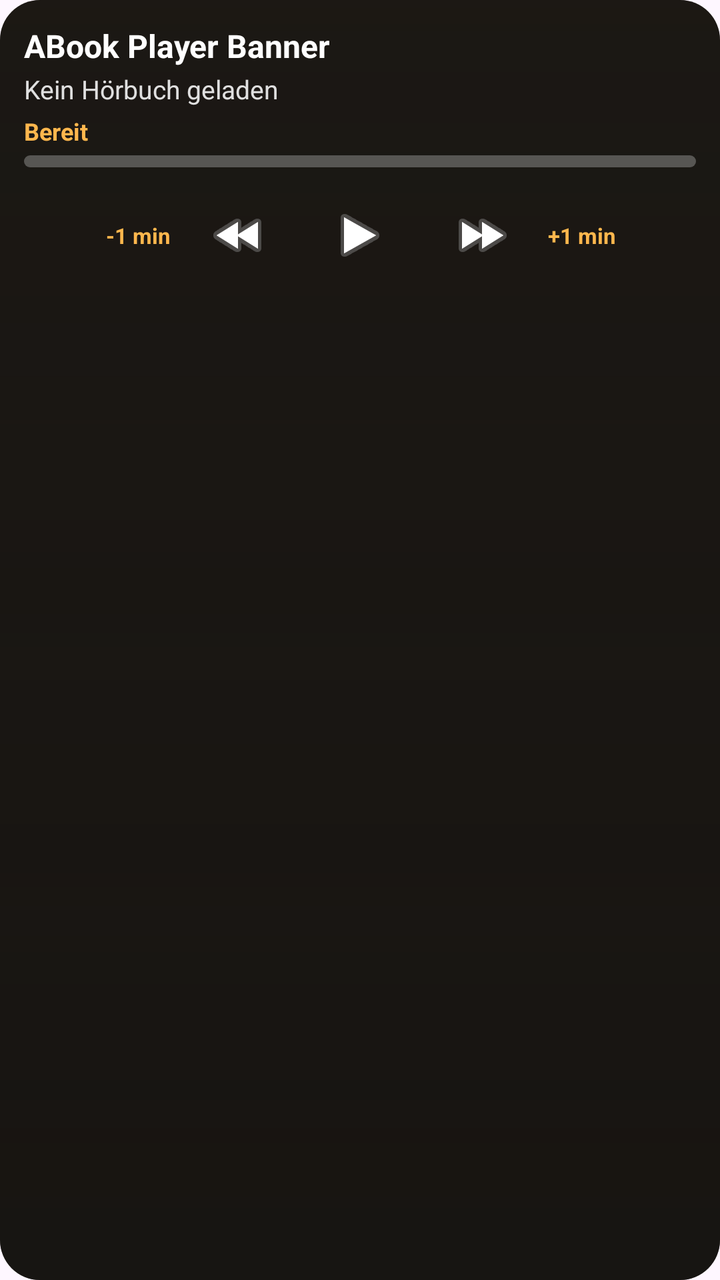
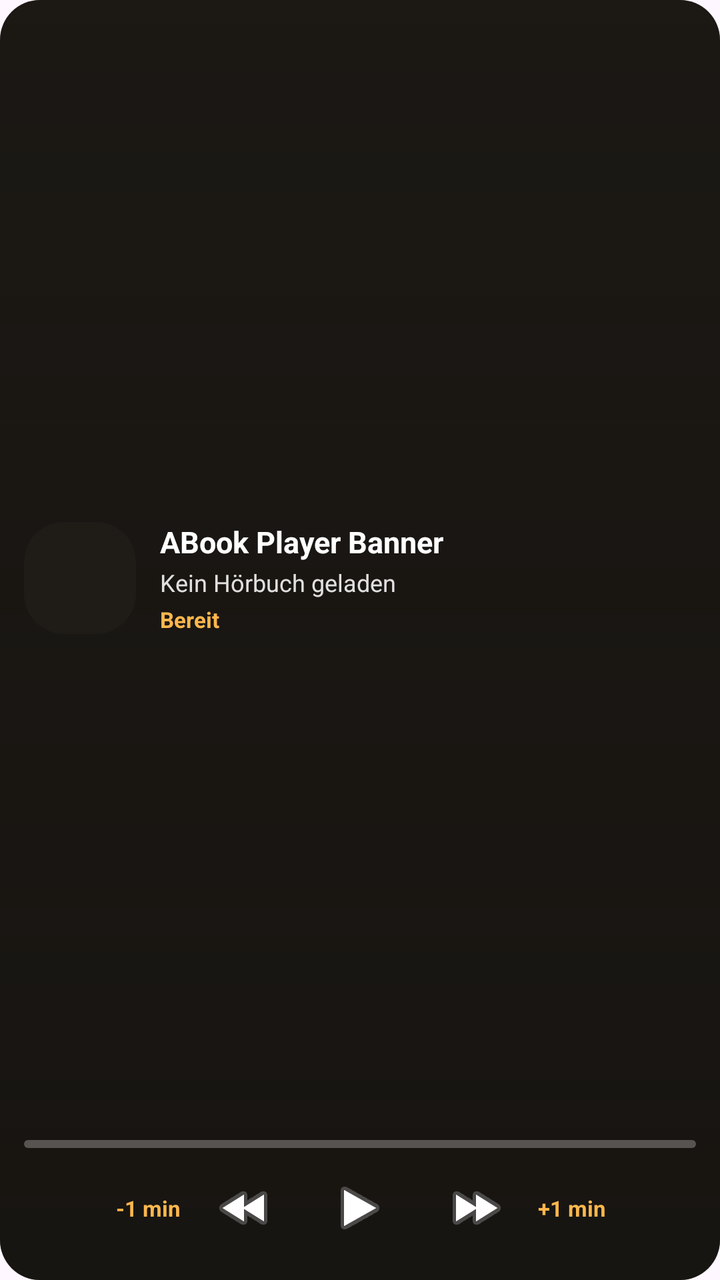

The first picture is an Android layout as it rendered before a commit; the second is the same layout after the commit. The layout source and the unified diff follow.
<!-- AndroidManifest.xml: application theme Theme.ABookPlayer -->
<!-- res/layout/widget_abook_banner.xml -->
<?xml version="1.0" encoding="utf-8"?>
<FrameLayout xmlns:android="http://schemas.android.com/apk/res/android"
    android:layout_width="match_parent"
    android:layout_height="match_parent"
    android:background="@drawable/widget_background">

    
    <ImageView
        android:id="@+id/widget_bg_image"
        android:layout_width="match_parent"
        android:layout_height="match_parent"
        android:contentDescription="Cover Background"
        android:scaleType="centerCrop" />

    
    <ImageView
        android:id="@+id/widget_bg_overlay"
        android:layout_width="match_parent"
        android:layout_height="match_parent"
        android:background="@drawable/widget_overlay"
        android:contentDescription="Overlay" />

    <LinearLayout
        android:layout_width="match_parent"
        android:layout_height="match_parent"
        android:orientation="vertical"
        android:padding="12dp">

        <TextView
            android:id="@+id/widget_title"
            android:layout_width="match_parent"
            android:layout_height="wrap_content"
            android:ellipsize="end"
            android:maxLines="1"
            android:text="ABook Player Banner"
            android:textColor="#FFFFFF"
            android:textSize="16sp"
            android:textStyle="bold" />

        <TextView
            android:id="@+id/widget_author"
            android:layout_width="match_parent"
            android:layout_height="wrap_content"
            android:layout_marginTop="2dp"
            android:ellipsize="end"
            android:maxLines="1"
            android:text="Kein Hörbuch geladen"
            android:textColor="#E0E0E0"
            android:textSize="13sp" />

        <TextView
            android:id="@+id/widget_progress_text"
            android:layout_width="match_parent"
            android:layout_height="wrap_content"
            android:layout_marginTop="4dp"
            android:text="Bereit"
            android:textColor="#FFB74D"
            android:textSize="12sp"
            android:textStyle="bold" />

        <ProgressBar
            android:id="@+id/widget_progress_bar"
            style="?android:attr/progressBarStyleHorizontal"
            android:layout_width="match_parent"
            android:layout_height="6dp"
            android:layout_marginTop="4dp"
            android:max="1000"
            android:progress="0"
            android:progressDrawable="@drawable/widget_progress_drawable" />

        
        <LinearLayout
            android:layout_width="match_parent"
            android:layout_height="wrap_content"
            android:layout_marginTop="8dp"
            android:gravity="center"
            android:orientation="horizontal">

            <TextView
                android:id="@+id/widget_btn_skip_back_1min"
                android:layout_width="42dp"
                android:layout_height="42dp"
                android:background="?android:attr/selectableItemBackground"
                android:gravity="center"
                android:text="-1 min"
                android:textColor="#FFB74D"
                android:textSize="11sp"
                android:textStyle="bold" />

            <ImageButton
                android:id="@+id/widget_btn_skip_back_10s"
                android:layout_width="42dp"
                android:layout_height="42dp"
                android:layout_marginStart="8dp"
                android:background="?android:attr/selectableItemBackground"
                android:contentDescription="-10s"
                android:src="@android:drawable/ic_media_rew" />

            <ImageButton
                android:id="@+id/widget_btn_play_pause"
                android:layout_width="52dp"
                android:layout_height="52dp"
                android:layout_marginStart="14dp"
                android:layout_marginEnd="14dp"
                android:background="?android:attr/selectableItemBackground"
                android:contentDescription="Play/Pause"
                android:src="@android:drawable/ic_media_play" />

            <ImageButton
                android:id="@+id/widget_btn_skip_fwd_10s"
                android:layout_width="42dp"
                android:layout_height="42dp"
                android:layout_marginEnd="8dp"
                android:background="?android:attr/selectableItemBackground"
                android:contentDescription="+10s"
                android:src="@android:drawable/ic_media_ff" />

            <TextView
                android:id="@+id/widget_btn_skip_fwd_1min"
                android:layout_width="42dp"
                android:layout_height="42dp"
                android:background="?android:attr/selectableItemBackground"
                android:gravity="center"
                android:text="+1 min"
                android:textColor="#FFB74D"
                android:textSize="11sp"
                android:textStyle="bold" />
        </LinearLayout>

    </LinearLayout>

</FrameLayout>
<!-- resources referenced by this layout -->
<resources>
  <!-- drawable widget_background (drawable) -->
  <?xml version="1.0" encoding="utf-8"?>
  <shape xmlns:android="http://schemas.android.com/apk/res/android"
      android:shape="rectangle">
      <solid android:color="#1F1B16" />
      <corners android:radius="20dp" />
  </shape>
  <!-- drawable widget_overlay (drawable) -->
  <?xml version="1.0" encoding="utf-8"?>
  <shape xmlns:android="http://schemas.android.com/apk/res/android"
      android:shape="rectangle">
      <gradient
          android:angle="270"
          android:endColor="#A012100E"
          android:startColor="#5012100E" />
      <corners android:radius="20dp" />
  </shape>
  <!-- drawable widget_progress_drawable (drawable) -->
  <?xml version="1.0" encoding="utf-8"?>
  <layer-list xmlns:android="http://schemas.android.com/apk/res/android">
      <item android:id="@android:id/background">
          <shape>
              <corners android:radius="4dp" />
              <solid android:color="#44FFFFFF" />
          </shape>
      </item>
      <item android:id="@android:id/progress">
          <clip>
              <shape>
                  <corners android:radius="4dp" />
                  <solid android:color="#F59E0B" />
              </shape>
          </clip>
      </item>
  </layer-list>
  <style name="Theme.ABookPlayer" parent="Theme.Material3.DayNight.NoActionBar">
          <item name="android:statusBarColor">@android:color/transparent</item>
          <item name="android:navigationBarColor">@android:color/transparent</item>
      </style>
</resources>

<!-- the commit's change to res/layout/widget_abook_banner.xml (unified diff, before → after) -->
@@ -26,44 +26,74 @@
         android:orientation="vertical"
         android:padding="12dp">
 
-        <TextView
-            android:id="@+id/widget_title"
+        
+        <LinearLayout
             android:layout_width="match_parent"
-            android:layout_height="wrap_content"
-            android:ellipsize="end"
-            android:maxLines="1"
-            android:text="ABook Player Banner"
-            android:textColor="#FFFFFF"
-            android:textSize="16sp"
-            android:textStyle="bold" />
+            android:layout_height="0dp"
+            android:layout_weight="1"
+            android:orientation="horizontal"
+            android:gravity="center_vertical">
 
-        <TextView
-            android:id="@+id/widget_author"
-            android:layout_width="match_parent"
-            android:layout_height="wrap_content"
-            android:layout_marginTop="2dp"
-            android:ellipsize="end"
-            android:maxLines="1"
-            android:text="Kein Hörbuch geladen"
-            android:textColor="#E0E0E0"
-            android:textSize="13sp" />
+            <ImageView
+                android:id="@+id/widget_cover_image"
+                android:layout_width="56dp"
+                android:layout_height="56dp"
+                android:layout_marginEnd="12dp"
+                android:scaleType="centerCrop"
+                android:background="@drawable/widget_background"
+                android:contentDescription="Book Cover" />
 
-        <TextView
-            android:id="@+id/widget_progress_text"
-            android:layout_width="match_parent"
-            android:layout_height="wrap_content"
-            android:layout_marginTop="4dp"
-            android:text="Bereit"
-            android:textColor="#FFB74D"
-            android:textSize="12sp"
-            android:textStyle="bold" />
+            <LinearLayout
+                android:layout_width="0dp"
+                android:layout_height="wrap_content"
+                android:layout_weight="1"
+                android:orientation="vertical">
 
+                <TextView
+                    android:id="@+id/widget_title"
+                    android:layout_width="match_parent"
+                    android:layout_height="wrap_content"
+                    android:ellipsize="end"
+                    android:maxLines="1"
+                    android:text="ABook Player Banner"
+                    android:textColor="#FFFFFF"
+                    android:textSize="15sp"
+                    android:textStyle="bold" />
+
+                <TextView
+                    android:id="@+id/widget_author"
+                    android:layout_width="match_parent"
+                    android:layout_height="wrap_content"
+                    android:layout_marginTop="2dp"
+                    android:ellipsize="end"
+                    android:maxLines="1"
+                    android:text="Kein Hörbuch geladen"
+                    android:textColor="#E0E0E0"
+                    android:textSize="12sp" />
+
+                <TextView
+                    android:id="@+id/widget_progress_text"
+                    android:layout_width="match_parent"
+                    android:layout_height="wrap_content"
+                    android:layout_marginTop="3dp"
+                    android:ellipsize="end"
+                    android:maxLines="1"
+                    android:text="Bereit"
+                    android:textColor="#FFB74D"
+                    android:textSize="11sp"
+                    android:textStyle="bold" />
+            </LinearLayout>
+
+        </LinearLayout>
+
+        
         <ProgressBar
             android:id="@+id/widget_progress_bar"
             style="?android:attr/progressBarStyleHorizontal"
             android:layout_width="match_parent"
-            android:layout_height="6dp"
+            android:layout_height="4dp"
             android:layout_marginTop="4dp"
+            android:layout_marginBottom="6dp"
             android:max="1000"
             android:progress="0"
             android:progressDrawable="@drawable/widget_progress_drawable" />
@@ -72,14 +102,13 @@
         <LinearLayout
             android:layout_width="match_parent"
             android:layout_height="wrap_content"
-            android:layout_marginTop="8dp"
             android:gravity="center"
             android:orientation="horizontal">
 
             <TextView
                 android:id="@+id/widget_btn_skip_back_1min"
-                android:layout_width="42dp"
-                android:layout_height="42dp"
+                android:layout_width="40dp"
+                android:layout_height="40dp"
                 android:background="?android:attr/selectableItemBackground"
                 android:gravity="center"
                 android:text="-1 min"
@@ -89,8 +118,8 @@
 
             <ImageButton
                 android:id="@+id/widget_btn_skip_back_10s"
-                android:layout_width="42dp"
-                android:layout_height="42dp"
+                android:layout_width="40dp"
+                android:layout_height="40dp"
                 android:layout_marginStart="8dp"
                 android:background="?android:attr/selectableItemBackground"
                 android:contentDescription="-10s"
@@ -98,8 +127,8 @@
 
             <ImageButton
                 android:id="@+id/widget_btn_play_pause"
-                android:layout_width="52dp"
-                android:layout_height="52dp"
+                android:layout_width="48dp"
+                android:layout_height="48dp"
                 android:layout_marginStart="14dp"
                 android:layout_marginEnd="14dp"
                 android:background="?android:attr/selectableItemBackground"
@@ -108,8 +137,8 @@
 
             <ImageButton
                 android:id="@+id/widget_btn_skip_fwd_10s"
-                android:layout_width="42dp"
-                android:layout_height="42dp"
+                android:layout_width="40dp"
+                android:layout_height="40dp"
                 android:layout_marginEnd="8dp"
                 android:background="?android:attr/selectableItemBackground"
                 android:contentDescription="+10s"
@@ -117,8 +146,8 @@
 
             <TextView
                 android:id="@+id/widget_btn_skip_fwd_1min"
-                android:layout_width="42dp"
-                android:layout_height="42dp"
+                android:layout_width="40dp"
+                android:layout_height="40dp"
                 android:background="?android:attr/selectableItemBackground"
                 android:gravity="center"
                 android:text="+1 min"
